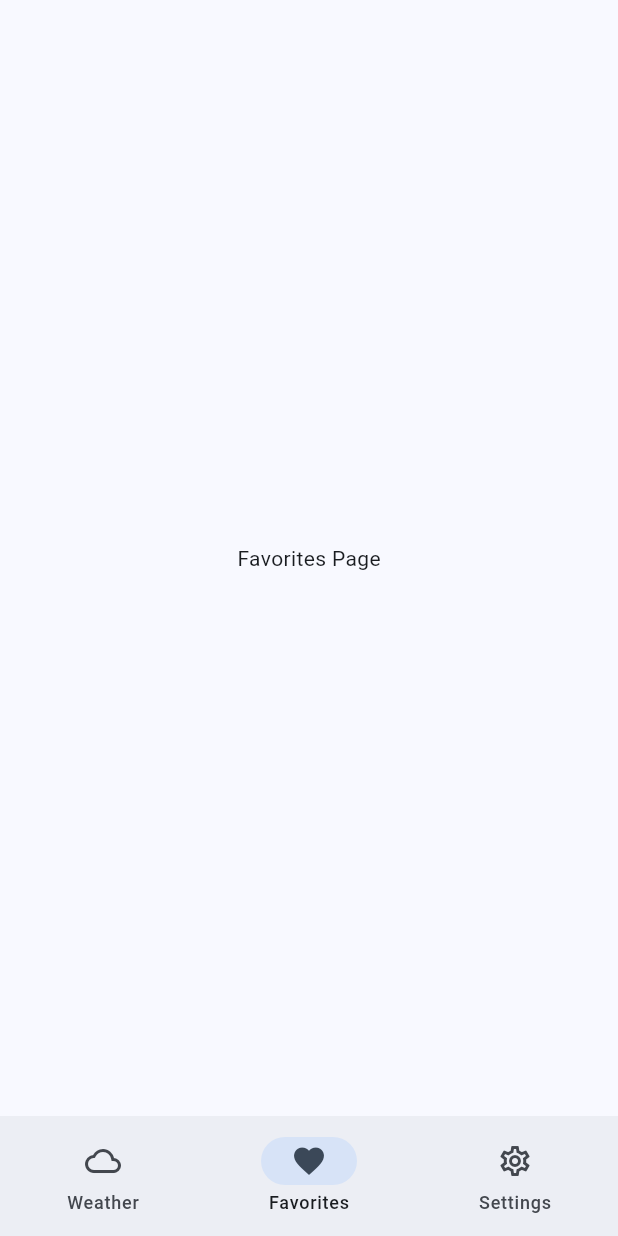
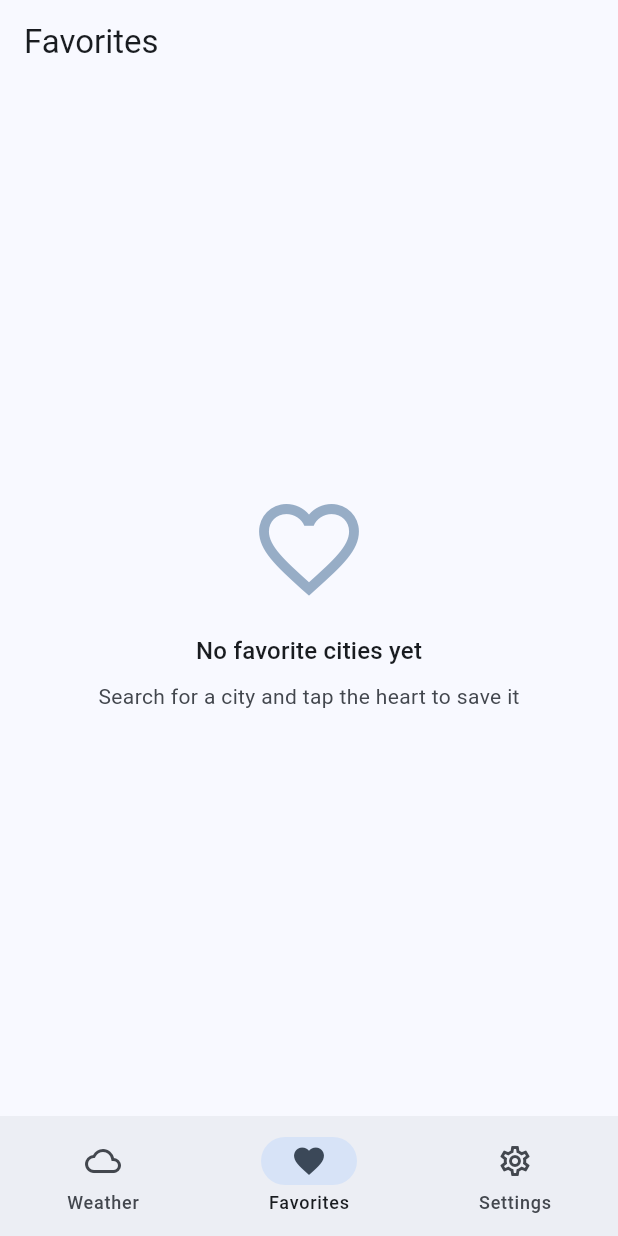
Before and after one commit to karansnarula/adaptive_weather_dashboard, a Flutter app: the screen it shows after launch, item 2 of the bottom bar chosen, on a phone screen of 412 x 824 dp. Run offline on Flutter 3.47's test engine with Material 3 defaults, Android fonts, the phone set to English and light mode, and no system bars; our stand-ins replace dio, equatable, flutter_bloc, fpdart, get_it, go_router and 6 more; accounts and stored records are empty; generated files the repository leaves out were written again.

Commit message:
feat: add favorites feature with BloC, responsive layouts, and favorite button on weather card

```diff
--- /dev/null
+++ b/lib/features/favorites/presentation/bloc/favorites_bloc.dart
@@ -0,0 +1,54 @@
+import 'package:flutter_bloc/flutter_bloc.dart';
+import 'package:injectable/injectable.dart';
+
+import '../../domain/usecases/get_favorites.dart';
+import '../../domain/usecases/add_favorite.dart';
+import '../../domain/usecases/remove_favorite.dart';
+import 'favorites_event.dart';
+import 'favorites_state.dart';
+
+@injectable
+class FavoritesBloc extends Bloc<FavoritesEvent, FavoritesState> {
+  final GetFavorites _getFavorites;
+  final AddFavorite _addFavorite;
+  final RemoveFavorite _removeFavorite;
+
+  FavoritesBloc(
+      this._getFavorites,
+      this._addFavorite,
+      this._removeFavorite,
+      ) : super(const FavoritesInitial()) {
+    on<LoadFavorites>(_onLoadFavorites);
+    on<AddFavoriteCity>(_onAddFavorite);
+    on<RemoveFavoriteCity>(_onRemoveFavorite);
+  }
+
+  Future<void> _onLoadFavorites(
+      LoadFavorites event,
+      Emitter<FavoritesState> emit,
+      ) async {
+    emit(const FavoritesLoading());
+
+    final result = await _getFavorites();
+    result.fold(
+          (failure) => emit(FavoritesError(failure.message)),
+          (favorites) => emit(FavoritesLoaded(favorites)),
+    );
+  }
+
+  Future<void> _onAddFavorite(
+      AddFavoriteCity event,
+      Emitter<FavoritesState> emit,
+      ) async {
+    await _addFavorite(event.cityName);
+    add(const LoadFavorites());
+  }
+
+  Future<void> _onRemoveFavorite(
+      RemoveFavoriteCity event,
+      Emitter<FavoritesState> emit,
+      ) async {
+    await _removeFavorite(event.cityName);
+    add(const LoadFavorites());
+  }
+}
--- /dev/null
+++ b/lib/features/favorites/presentation/bloc/favorites_event.dart
@@ -0,0 +1,19 @@
+sealed class FavoritesEvent {
+  const FavoritesEvent();
+}
+
+class LoadFavorites extends FavoritesEvent {
+  const LoadFavorites();
+}
+
+class AddFavoriteCity extends FavoritesEvent {
+  final String cityName;
+
+  const AddFavoriteCity(this.cityName);
+}
+
+class RemoveFavoriteCity extends FavoritesEvent {
+  final String cityName;
+
+  const RemoveFavoriteCity(this.cityName);
+}
--- /dev/null
+++ b/lib/features/favorites/presentation/bloc/favorites_state.dart
@@ -0,0 +1,36 @@
+import 'package:equatable/equatable.dart';
+
+import '../../domain/entities/favorite_city.dart';
+
+sealed class FavoritesState extends Equatable {
+  const FavoritesState();
+
+  @override
+  List<Object> get props => [];
+}
+
+class FavoritesInitial extends FavoritesState {
+  const FavoritesInitial();
+}
+
+class FavoritesLoading extends FavoritesState {
+  const FavoritesLoading();
+}
+
+class FavoritesLoaded extends FavoritesState {
+  final List<FavoriteCity> favorites;
+
+  const FavoritesLoaded(this.favorites);
+
+  @override
+  List<Object> get props => [favorites];
+}
+
+class FavoritesError extends FavoritesState {
+  final String message;
+
+  const FavoritesError(this.message);
+
+  @override
+  List<Object> get props => [message];
+}
--- a/lib/features/favorites/presentation/pages/favorites_page.dart
+++ b/lib/features/favorites/presentation/pages/favorites_page.dart
@@ -1,14 +1,94 @@
 import 'package:flutter/material.dart';
+import 'package:flutter_bloc/flutter_bloc.dart';
+import 'package:go_router/go_router.dart';
+
+import '../../../../core/responsive/responsive_builder.dart';
+import '../../../weather/presentation/bloc/weather_bloc.dart';
+import '../../../weather/presentation/bloc/weather_event.dart';
+import '../bloc/favorites_bloc.dart';
+import '../bloc/favorites_event.dart';
+import '../bloc/favorites_state.dart';
+import '../layouts/favorites_mobile.dart';
+import '../layouts/favorites_tablet.dart';
+import '../layouts/favorites_desktop.dart';
 
 class FavoritesPage extends StatelessWidget {
   const FavoritesPage({super.key});
 
   @override
   Widget build(BuildContext context) {
-    return const Scaffold(
-      body: Center(
-        child: Text('Favorites Page'),
+    return Scaffold(
+      appBar: AppBar(
+        title: const Text('Favorites'),
+      ),
+      body: BlocBuilder<FavoritesBloc, FavoritesState>(
+        builder: (context, state) {
+          return switch (state) {
+            FavoritesInitial() => const SizedBox.shrink(),
+            FavoritesLoading() => const Center(
+              child: CircularProgressIndicator(),
+            ),
+            FavoritesLoaded(:final favorites) => favorites.isEmpty
+                ? _buildEmpty(context)
+                : ResponsiveBuilder(
+              mobile: (context) => FavoritesMobile(
+                favorites: favorites,
+                onCityTap: (city) => _onCityTap(context, city),
+                onRemove: (city) => _onRemove(context, city),
+              ),
+              tablet: (context) => FavoritesTablet(
+                favorites: favorites,
+                onCityTap: (city) => _onCityTap(context, city),
+                onRemove: (city) => _onRemove(context, city),
+              ),
+              desktop: (context) => FavoritesDesktop(
+                favorites: favorites,
+                onCityTap: (city) => _onCityTap(context, city),
+                onRemove: (city) => _onRemove(context, city),
+              ),
+            ),
+            FavoritesError(:final message) => Center(
+              child: Text(message),
+            ),
+          };
+        },
       ),
     );
   }
+
+  Widget _buildEmpty(BuildContext context) {
+    return Center(
+      child: Column(
+        mainAxisAlignment: MainAxisAlignment.center,
+        children: [
+          Icon(
+            Icons.favorite_border,
+            size: 80,
+            color: Theme.of(context).colorScheme.primary.withValues(alpha: 0.5),
+          ),
+          const SizedBox(height: 16),
+          Text(
+            'No favorite cities yet',
+            style: Theme.of(context).textTheme.titleMedium,
+          ),
+          const SizedBox(height: 8),
+          Text(
+            'Search for a city and tap the heart to save it',
+            style: Theme.of(context).textTheme.bodyMedium?.copyWith(
+              color: Theme.of(context).colorScheme.onSurfaceVariant,
+            ),
+          ),
+        ],
+      ),
+    );
+  }
+
+  void _onCityTap(BuildContext context, String city) {
+    context.read<WeatherBloc>().add(SearchCity(city));
+    context.go('/weather');
+  }
+
+  void _onRemove(BuildContext context, String city) {
+    context.read<FavoritesBloc>().add(RemoveFavoriteCity(city));
+  }
 }
--- a/lib/main.dart
+++ b/lib/main.dart
@@ -1,22 +1,23 @@
 import 'package:flutter/material.dart';
+import 'package:flutter_bloc/flutter_bloc.dart';
 import 'package:flutter_localizations/flutter_localizations.dart';
-import 'package:hive_ce_flutter/hive_flutter.dart';
+import 'package:hive_ce_flutter/adapters.dart';
 
 import 'core/config/app_config.dart';
 import 'core/theme/app_theme.dart';
 import 'core/router/app_router.dart';
 import 'core/l10n/app_localizations.dart';
+import 'features/favorites/presentation/bloc/favorites_bloc.dart';
+import 'features/favorites/presentation/bloc/favorites_event.dart';
 import 'di/injection.dart';
 
 void main() async {
   WidgetsFlutterBinding.ensureInitialized();
 
-  // Initialize environment config from --dart-define-from-file
   AppConfig.initialize();
 
   await Hive.initFlutter();
 
-  // Initialize dependency injection
   await configureDependencies();
 
   runApp(const WeatherDashboardApp());
@@ -27,7 +28,9 @@ class WeatherDashboardApp extends StatelessWidget {
 
   @override
   Widget build(BuildContext context) {
-    return MaterialApp.router(
+    return BlocProvider(
+      create: (context) => getIt<FavoritesBloc>()..add(const LoadFavorites()),
+      child: MaterialApp.router(
         title: AppConfig.instance.appName,
         debugShowCheckedModeBanner: false,
 
@@ -50,6 +53,7 @@ class WeatherDashboardApp extends StatelessWidget {
           Locale('en'),
           Locale('th'),
         ],
+      ),
     );
   }
 }
```
Also changed, not shown: lib/features/favorites/presentation/layouts/favorites_desktop.dart (added, +44 -0 lines), lib/features/favorites/presentation/layouts/favorites_mobile.dart (added, +33 -0 lines), lib/features/favorites/presentation/layouts/favorites_tablet.dart (added, +39 -0 lines), lib/features/favorites/presentation/widgets/favorite_city_tile.dart (added, +40 -0 lines), lib/features/weather/presentation/widgets/weather_card.dart (+41 -5 lines), lib/di/injection.config.dart. Lines whose indentation alone changed are shown as unchanged.
